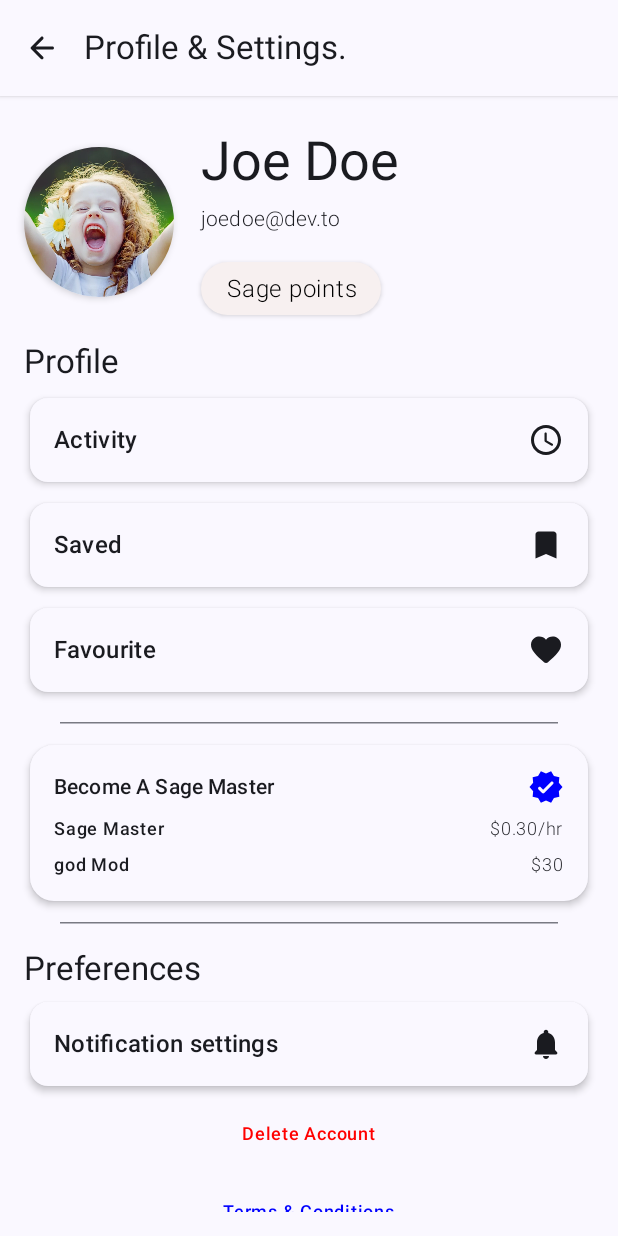
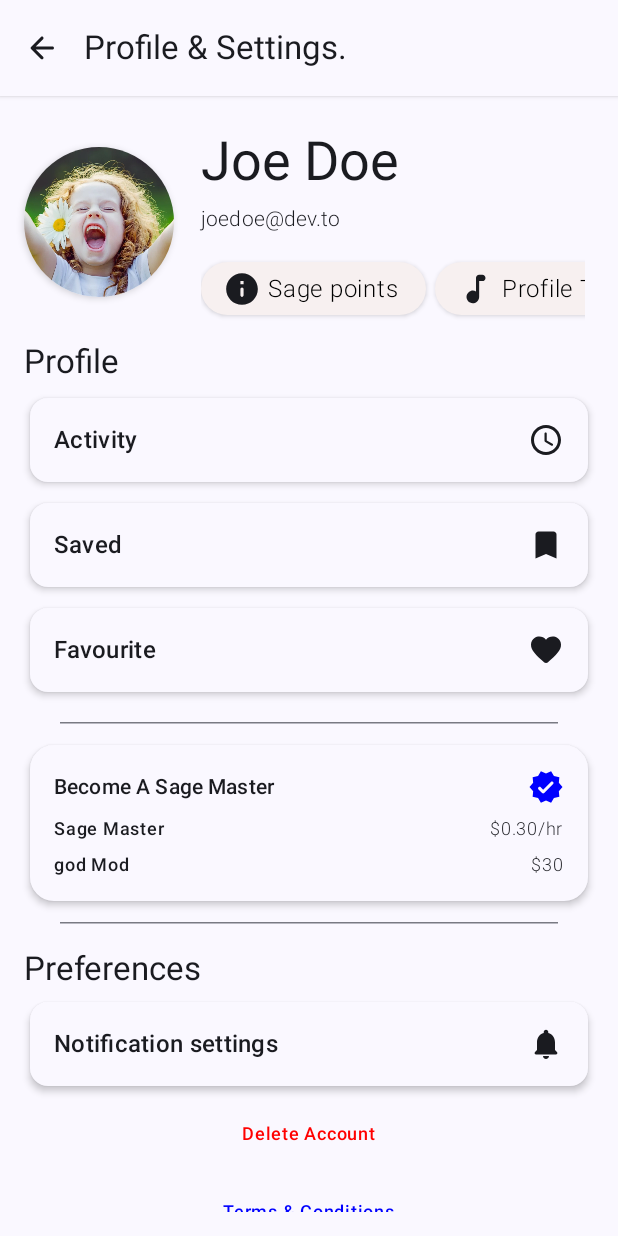
Before and after one commit to kdbrian/Sage, an Android app built with Jetpack Compose: the @Preview function ProfileScreenPrev, on a phone screen of 412 x 824 dp. Run offline under Robolectric (Android 15) with nearby library versions, the phone set to English and light mode, and no system bars.

Commit message:
refactor/ - finished off profile screen

```diff
--- a/app/src/main/java/com/kdbrian/sage/ui/composables/CategoryItem.kt
+++ b/app/src/main/java/com/kdbrian/sage/ui/composables/CategoryItem.kt
@@ -1,6 +1,8 @@
 package com.kdbrian.sage.ui.composables
 
+import androidx.compose.foundation.layout.Arrangement
 import androidx.compose.foundation.layout.Box
+import androidx.compose.foundation.layout.Row
 import androidx.compose.foundation.layout.fillMaxSize
 import androidx.compose.foundation.layout.padding
 import androidx.compose.foundation.layout.requiredHeightIn
@@ -27,6 +29,7 @@ import com.kdbrian.sage.ui.theme.SageTheme
 @Composable
 fun CategoryItem(
     modifier: Modifier = Modifier,
+    icon: @Composable (() -> Unit)? = null,
     color: androidx.compose.ui.graphics.Color = MaterialTheme.colorScheme.surface,
     contentColor: androidx.compose.ui.graphics.Color = MaterialTheme.colorScheme.onSurface,
     text: String = LoremIpsum(2).values.joinToString(),
@@ -36,7 +39,7 @@ fun CategoryItem(
 
     Surface(
         modifier = modifier
-            .requiredWidthIn(min = 100.dp, max = 120.dp)
+            .requiredWidthIn(min = 100.dp, max = 150.dp)
             .requiredHeightIn(min = 30.dp, max = 35.dp),
         shape = shape,
         color = color,
@@ -44,12 +47,16 @@ fun CategoryItem(
         onClick = onClick,
         shadowElevation = 2.dp
     ) {
-        Box(
+
+        Row(
             modifier = Modifier
                 .fillMaxSize()
-                .padding(horizontal = 12.dp),
-            contentAlignment = Alignment.Center
+                .padding(horizontal = 8.dp),
+            horizontalArrangement = Arrangement.Center,
+            verticalAlignment = Alignment.CenterVertically
         ) {
+            icon?.invoke()
+
             BasicText(
                 style = MaterialTheme.typography.labelSmall.copy(
                     fontWeight = FontWeight(300),
@@ -57,7 +64,7 @@ fun CategoryItem(
                 ),
                 autoSize = TextAutoSize.StepBased(
                     minFontSize = 14.sp,
-                    maxFontSize = 18.sp,
+                    maxFontSize = 16.sp,
                     stepSize = 1.sp
                 ),
                 text = text,
--- a/app/src/main/java/com/kdbrian/sage/ui/screens/ProfileScreen.kt
+++ b/app/src/main/java/com/kdbrian/sage/ui/screens/ProfileScreen.kt
@@ -1,17 +1,22 @@
 package com.kdbrian.sage.ui.screens
 
+import androidx.compose.foundation.horizontalScroll
 import androidx.compose.foundation.layout.Arrangement
 import androidx.compose.foundation.layout.Column
 import androidx.compose.foundation.layout.Row
 import androidx.compose.foundation.layout.Spacer
 import androidx.compose.foundation.layout.fillMaxWidth
 import androidx.compose.foundation.layout.padding
+import androidx.compose.foundation.layout.size
 import androidx.compose.foundation.lazy.LazyColumn
+import androidx.compose.foundation.rememberScrollState
 import androidx.compose.foundation.shape.RoundedCornerShape
 import androidx.compose.material.icons.Icons
 import androidx.compose.material.icons.automirrored.rounded.ArrowBack
 import androidx.compose.material.icons.rounded.Bookmark
 import androidx.compose.material.icons.rounded.Favorite
+import androidx.compose.material.icons.rounded.Info
+import androidx.compose.material.icons.rounded.MusicNote
 import androidx.compose.material.icons.rounded.Notifications
 import androidx.compose.material.icons.rounded.Schedule
 import androidx.compose.material.icons.rounded.Verified
@@ -63,12 +68,15 @@ fun ProfileScreen() {
         LazyColumn(
             modifier = Modifier
                 .padding(it)
-                .padding(16.dp),
+                .padding(16.dp)
+            ,
             verticalArrangement = Arrangement.spacedBy(12.dp)
         ) {
 
             item {
                 Row(
+                    modifier = Modifier
+                    ,
                     verticalAlignment = Alignment.CenterVertically,
                 ) {
 
@@ -92,11 +100,41 @@ fun ProfileScreen() {
                             )
                         )
 
-                        CategoryItem(
-                            color = Color(0xFFF7F0F0),
-                            text = "Sage points",
+
+                        val scrollState = rememberScrollState()
+                        Row(
+                            verticalAlignment = Alignment.CenterVertically,
+                            horizontalArrangement = Arrangement.spacedBy(6.dp),
                             modifier = Modifier.padding(top = 12.dp)
-                        )
+                                .horizontalScroll(scrollState)
+                        ){
+
+                            CategoryItem(
+                                icon = {
+                                    Icon(
+                                        imageVector = Icons.Rounded.Info,
+                                        contentDescription = null,
+                                        modifier = Modifier.size(25.dp)
+                                    )
+                                },
+                                color = Color(0xFFF7F0F0),
+                                text = "Sage points",
+                                modifier = Modifier
+                            )
+
+                            CategoryItem(
+                                icon = {
+                                    Icon(
+                                        imageVector = Icons.Rounded.MusicNote,
+                                        contentDescription = null,
+                                        modifier = Modifier.size(25.dp)
+                                    )
+                                },
+                                color = Color(0xFFF7F0F0),
+                                text = "Profile Tune",
+                                modifier = Modifier
+                            )
+                        }
                     }
                 }
             }
@@ -179,7 +217,9 @@ fun ProfileScreen() {
                             ) {
                                 Text(
                                     text = "Become A Sage Master",
-                                    style = MaterialTheme.typography.labelLarge
+                                    style = MaterialTheme.typography.labelLarge.copy(
+                                        fontWeight = FontWeight.SemiBold
+                                    )
                                 )
 
                                 Icon(
```
